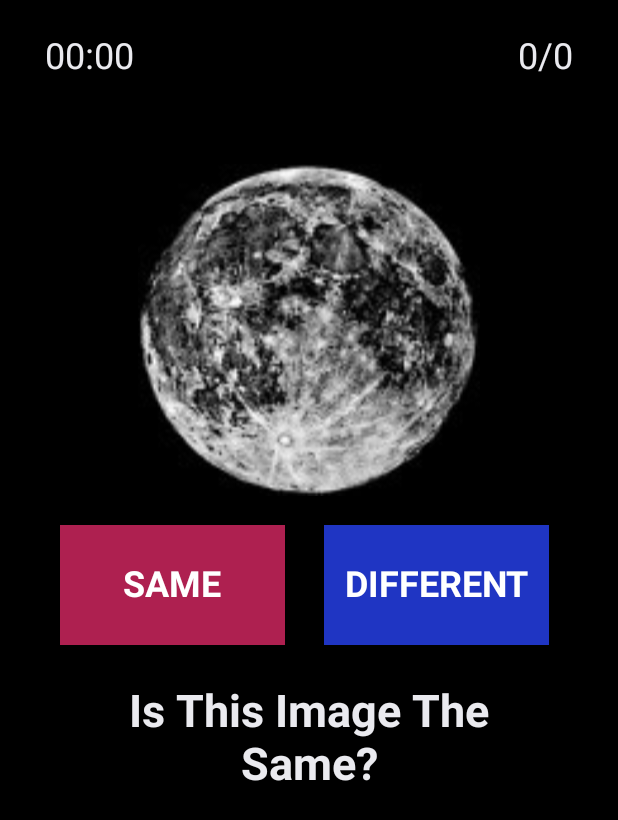
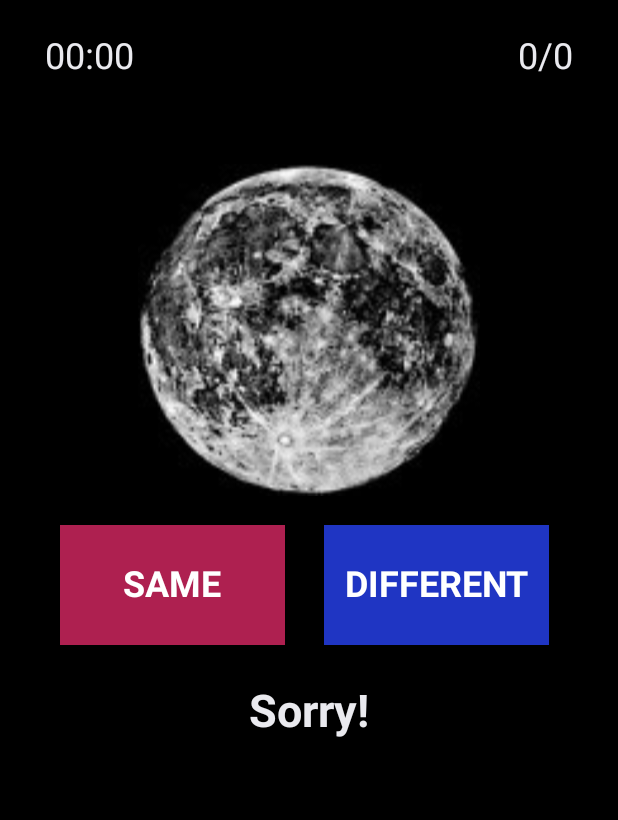
Before and after one commit to bwesnofske/BrainTrain, an Android app: the PhaseGamePlay screen opened directly, with no data from a screen before it, after a tap on "Is This Image The Same?", on a phone screen of 412 x 824 dp. Shown: the top 820 px of the screen. Run offline under Robolectric (Android 15) with nearby library versions, the phone set to English and light mode, and no system bars; 2 other taps on this screen came first.

Commit message:
Working PhaseOut, no animation

```diff
--- a/app/src/main/java/com/example/me/braintrain/PhaseGamePlay.java
+++ b/app/src/main/java/com/example/me/braintrain/PhaseGamePlay.java
@@ -1,6 +1,7 @@
 package com.example.me.braintrain;
 
 import android.app.Activity;
+import android.content.Intent;
 import android.graphics.Color;
 import android.media.Image;
 import android.media.MediaPlayer;
@@ -14,8 +15,6 @@ import android.widget.TextView;
 
 import com.bumptech.glide.Glide;
 
-import com.bumptech.glide.annotation.GlideModule;
-import com.bumptech.glide.module.AppGlideModule;
 
 import java.util.ArrayList;
 import java.util.Arrays;
@@ -49,28 +48,32 @@ public class PhaseGamePlay extends Activity {
     int previousPhase;
     int currentPhase;
     int imageViewTurn;
+    int score;
+    int scoreStreak;
 
     Random random = new Random();
 
+    String phaseCompare;
+    String answer;
+
+    boolean firstRound;
 
     MediaPlayer mPlayer;
-
-    //@GlideModule
-    //public final class MyAppGlideModule extends AppGlideModule {}
 
 
     @Override
     protected void onCreate(@Nullable Bundle savedInstanceState) {
 
+        int score = 0;
         imageViewTurn = 0;
+        firstRound = true;
 
         super.onCreate(savedInstanceState);
 
         setContentView(R.layout.phase_out_screen);
 
         myImageList = new int[]{
-                R.drawable.moonphase1, R.drawable.moonphase2, R.drawable.moonphase3, R.drawable.moonphase4,
-                R.drawable.moonphase5, R.drawable.moonphase6, R.drawable.moonphase7};
+                R.drawable.moonphase1, R.drawable.moonphase2, R.drawable.moonphase4, R.drawable.moonphase6, R.drawable.moonphase7};
 
 
         outView = (ImageView) findViewById(R.id.outView);
@@ -100,7 +103,6 @@ public class PhaseGamePlay extends Activity {
                 .load(R.drawable.outaltered)
                 .into(outView);
 
-
     }
 
 
@@ -119,9 +121,29 @@ public class PhaseGamePlay extends Activity {
         outView.animate().translationXBy(-2000);
         titleView.animate().translationXBy(2000);
 
-        //playPhaser();
 
 
+        answerView2.setText("Remember This Image! Click Here To Begin");
+
+        currentPhase = random.nextInt(4);
+
+        Glide.with(this)
+                .load(myImageList[currentPhase])
+                .into(moonView0);
+
+        //imageViewTurn = 1;
+        //mPlayer.release();
+    }
+
+
+
+    public void generatePhase(View view) {
+        TextView answerChosen = (TextView) view;
+        // Identifies which imageview was clicked for token placement
+        answer = answerChosen.getTag().toString();
+        Log.i("answer", answer);
+
+        if (firstRound) {
             sameView.setText("SAME");
             sameView.setBackgroundColor(Color.parseColor("#FFAE2050"));
             sameView.animate().translationXBy(2000f);
@@ -131,44 +153,89 @@ public class PhaseGamePlay extends Activity {
             differentView.setBackgroundColor(Color.parseColor("#FF1F35C3"));
             differentView.animate().translationXBy(-2000f);
 
-        answerView2.setText("Remember This Image! Click Here To Begin");
+            answerView2.setText("Is This Image The Same?");
 
-        currentPhase = random.nextInt(6);
+            // we get previous phase and current phase for first round
+            previousPhase = currentPhase;
+            currentPhase = random.nextInt(4);
 
+            if (imageViewTurn == 0) {
+                //moonView2.animate().translationXBy(-2000)
+                        //.setDuration(1000);
                 Glide.with(this)
                         .load(myImageList[currentPhase])
                         .into(moonView0);
-
-        //mPlayer.release();
-    }
-
-
-    public void generatePhase(View view){
-
-        answerView2.setText("Is This Image The Same?");
-        previousPhase = currentPhase;
-        currentPhase = random.nextInt(6);
-
-        //button listener
-
-        if (imageViewTurn == 0) {
-            Glide.with(this)
-                    .load(myImageList[currentPhase])
-                    .into(moonView0);
+                //moonView0.animate().translationXBy(-2000)
+                        //.setDuration(1000);
             } else if (imageViewTurn == 1) {
+                //moonView0.animate().translationXBy(-2000)
+                        //.setDuration(1000);
+                //moonView1.setTranslation;
                 Glide.with(this)
                         .load(myImageList[currentPhase])
                         .into(moonView1);
+
             } else if (imageViewTurn == 2) {
                 Glide.with(this)
                         .load(myImageList[currentPhase])
                         .into(moonView2);
             }
 
-        if ()
+
+            firstRound = false;
+
+
+        } else {
+
+            if (currentPhase == previousPhase) {
+                phaseCompare = "same";
+            } else {
+                phaseCompare = "different";
+            }
+
+
+            if ((answer.equals("same")) && (phaseCompare.equals("same"))) {
+                answerView2.setText("Correct!");
+                score++;
+            } else if ((answer.equals("different")) && (phaseCompare.equals("different"))) {
+                answerView2.setText("Correct!");
+                score++;
+
+            } else {
+                answerView2.setText("Sorry!");
+            }
 
 
 
+            previousPhase = currentPhase;
+            currentPhase = random.nextInt(4);
+
+            if (imageViewTurn == 0) {
+                Glide.with(this)
+                        .load(myImageList[currentPhase])
+                        .into(moonView0);
+
+            } else if (imageViewTurn == 1) {
+                Glide.with(this)
+                        .load(myImageList[currentPhase])
+                        .into(moonView1);
+
+            } else if (imageViewTurn == 2) {
+                Glide.with(this)
+                        .load(myImageList[currentPhase])
+                        .into(moonView2);
+            }
+
+        /*
+            if (imageViewTurn < 2) {
+                imageViewTurn++;
+            } else {
+                imageViewTurn = 0;
+            }
+
+        */
+
+        }
     }
 
     public void animateImageOff(View view, ImageView imageView){
--- a/app/src/main/res/layout/phase_out_screen.xml
+++ b/app/src/main/res/layout/phase_out_screen.xml
@@ -70,6 +70,7 @@
         android:layout_marginEnd="8dp"
         android:layout_marginStart="8dp"
         android:layout_marginTop="400dp"
+        android:tag="first"
         android:onClick="generatePhase"
         android:textAlignment="center"
         android:textColor="@color/colorPrimary"
@@ -114,8 +115,7 @@
         android:layout_marginTop="100dp"
         app:layout_constraintEnd_toEndOf="parent"
         app:layout_constraintStart_toStartOf="parent"
-        app:layout_constraintTop_toTopOf="parent"
-        app:srcCompat="@android:color/transparent" />
+        app:layout_constraintTop_toTopOf="parent" />
 
     <ImageView
         android:id="@+id/moonView1"
@@ -126,8 +126,7 @@
         android:layout_marginTop="100dp"
         app:layout_constraintEnd_toEndOf="parent"
         app:layout_constraintStart_toStartOf="parent"
-        app:layout_constraintTop_toTopOf="parent"
-        app:srcCompat="@android:color/transparent" />
+        app:layout_constraintTop_toTopOf="parent" />
 
     <ImageView
         android:id="@+id/moonView2"
@@ -138,8 +137,7 @@
         android:layout_marginTop="100dp"
         app:layout_constraintEnd_toEndOf="@+id/titleView"
         app:layout_constraintStart_toStartOf="parent"
-        app:layout_constraintTop_toTopOf="parent"
-        app:srcCompat="@android:color/transparent" />
+        app:layout_constraintTop_toTopOf="parent" />
 
     <TextView
         android:id="@+id/sameView"
@@ -150,6 +148,8 @@
         android:background="@android:color/transparent"
         android:gravity="center"
         android:includeFontPadding="false"
+        android:onClick="generatePhase"
+        android:tag="same"
         android:textAlignment="center"
         android:textColor="@android:color/background_light"
         android:textSize="24sp"
@@ -167,6 +167,8 @@
         android:layout_marginTop="350dp"
         android:gravity="center"
         android:includeFontPadding="false"
+        android:onClick="generatePhase"
+        android:tag="different"
         android:textColor="@android:color/background_light"
         android:textSize="24sp"
         android:textStyle="bold"
```
Also changed, not shown: app/src/main/res/drawable/moonphase3.jpg (deleted), app/src/main/res/drawable/moonphase5.jpg (deleted). Lines whose indentation alone changed are shown as unchanged.
